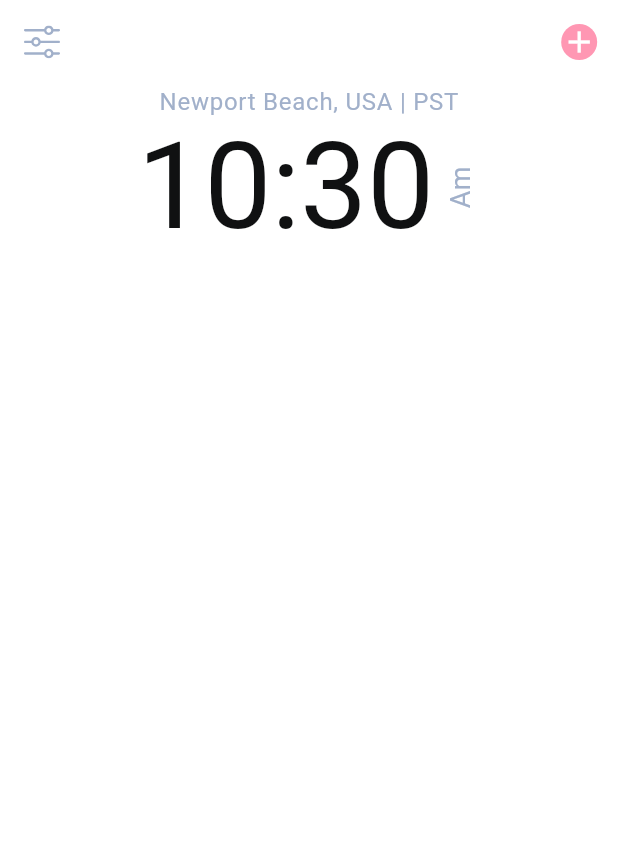
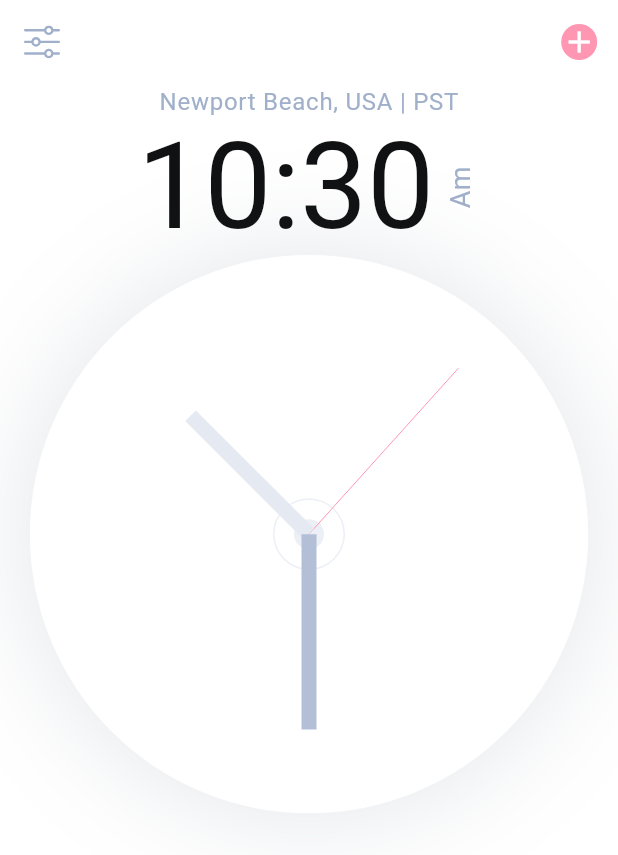
Before and after one commit to salsabilelshiekh2022/flutter_clock, a Flutter app: the screen it shows after launch, on a phone screen of 412 x 824 dp. Shown: the top 855 px of the screen. Run offline on Flutter 3.47's test engine with Material 3 defaults, Android fonts, the phone set to English and light mode, and no system bars; our stand-ins replace flutter_svg, google_fonts.

Commit message:
Create clock painter

```diff
--- a/lib/screens/components/body.dart
+++ b/lib/screens/components/body.dart
@@ -1,5 +1,6 @@
 import 'package:flutter/material.dart';
 
+import 'clock.dart';
 import 'time_in_hour_and_minute.dart';
 
 class Body extends StatelessWidget {
@@ -16,6 +17,7 @@ class Body extends StatelessWidget {
             style: Theme.of(context).textTheme.bodyLarge,
           ),
           const TimeInHourAndMinute(),
+          const Clock(),
         ],
       ),
     );
--- /dev/null
+++ b/lib/screens/components/clock.dart
@@ -0,0 +1,56 @@
+import 'dart:async';
+import 'dart:math';
+
+import 'package:flutter/material.dart';
+
+import '../../constants.dart';
+import '../../size_config.dart';
+import 'clock_painter.dart';
+
+class Clock extends StatefulWidget {
+  const Clock({super.key});
+
+  @override
+  State<Clock> createState() => _ClockState();
+}
+
+class _ClockState extends State<Clock> {
+  DateTime dateTime = DateTime.now();
+  @override
+  void initState() {
+    super.initState();
+    Timer.periodic(const Duration(seconds: 1), (timer) {
+      setState(() {
+        dateTime = DateTime.now();
+      });
+    });
+  }
+
+  @override
+  Widget build(BuildContext context) {
+    return Padding(
+      padding:
+          EdgeInsets.symmetric(horizontal: getProportionateScreenWidth(20)),
+      child: AspectRatio(
+        aspectRatio: 1,
+        child: Container(
+          decoration: BoxDecoration(
+              color: Theme.of(context).colorScheme.surface,
+              shape: BoxShape.circle,
+              boxShadow: [
+                BoxShadow(
+                    offset: const Offset(0, 0),
+                    color: kShadowColor.withOpacity(0.14),
+                    blurRadius: 64),
+              ]),
+          child: Transform.rotate(
+            angle: -pi / 2,
+            child: CustomPaint(
+              painter: ClockPainter(context, dateTime),
+            ),
+          ),
+        ),
+      ),
+    );
+  }
+}
```
Also changed, not shown: lib/screens/components/clock_painter.dart (added, +82 -0 lines), lib/screens/home_screen.dart (line endings or trailing spaces).
